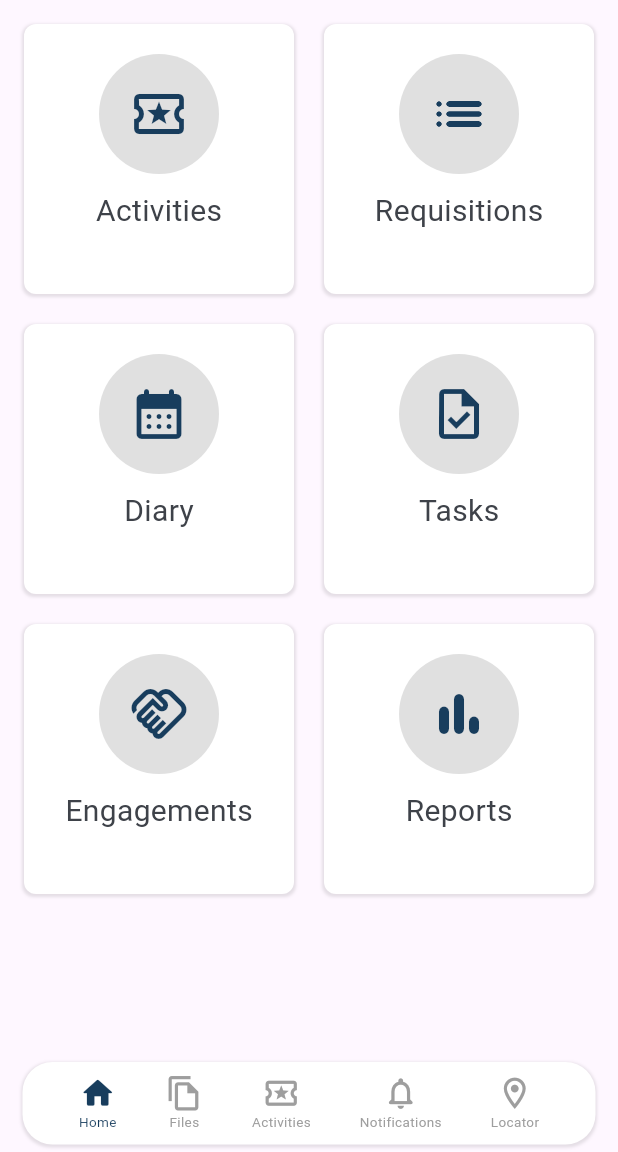
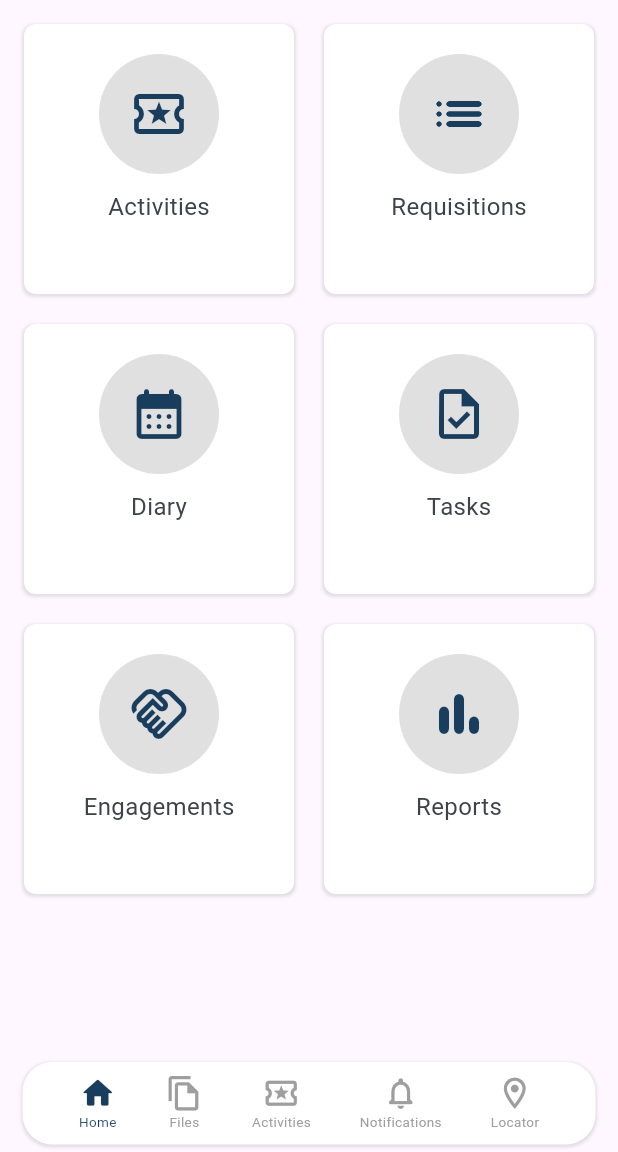
Before and after one commit to infinite-dev22/frozen_spiral, a Flutter app: the screen it shows after launch, on a phone screen of 412 x 824 dp, the part 84-1236 px from its top. Run offline on Flutter 3.47's test engine with Material 2 defaults, Android fonts, the phone set to English and light mode, and no system bars; our stand-ins replace double_back_to_close, dropdown_button2.

```diff
--- a/lib/widgets/module_item.dart
+++ b/lib/widgets/module_item.dart
@@ -56,7 +56,7 @@ class ModuleItem extends StatelessWidget {
             Text(
               name,
               style: const TextStyle(
-                fontSize: 20,
+                fontSize: 16,
                 color: AppColors.darker,
               ),
             )
--- a/pubspec.yaml
+++ b/pubspec.yaml
@@ -37,7 +37,6 @@ dependencies:
   cupertino_icons: ^1.0.2
   dropdown_button2: ^2.3.9
   double_back_to_close: ^2.0.0
-  draggable_bottom_sheet: ^1.0.2
 
 dev_dependencies:
   flutter_test:
```
Also changed, not shown: pubspec.lock, 1 other file.
